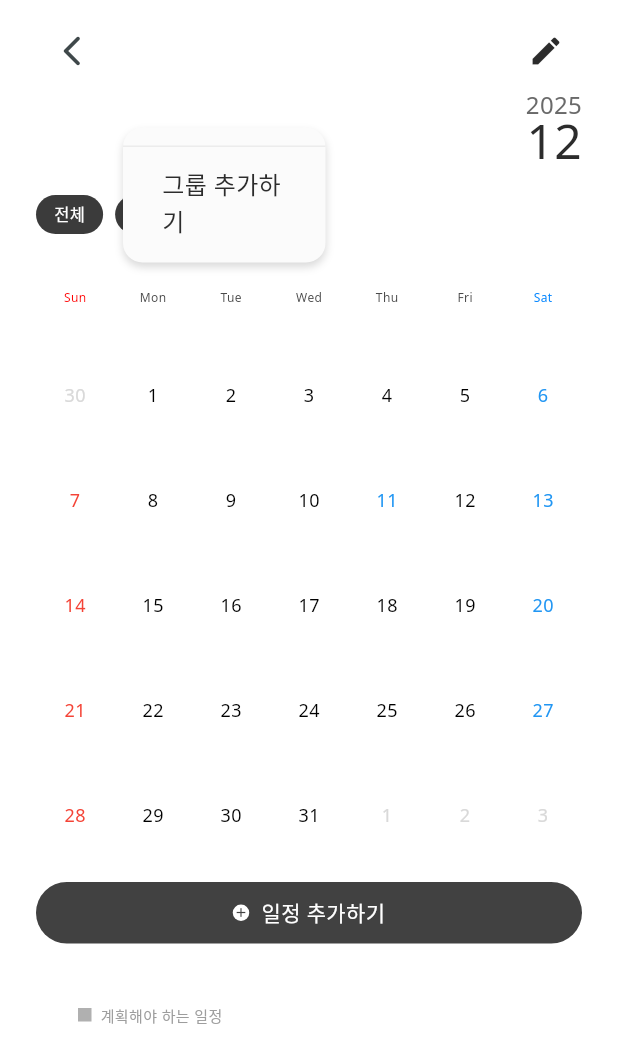
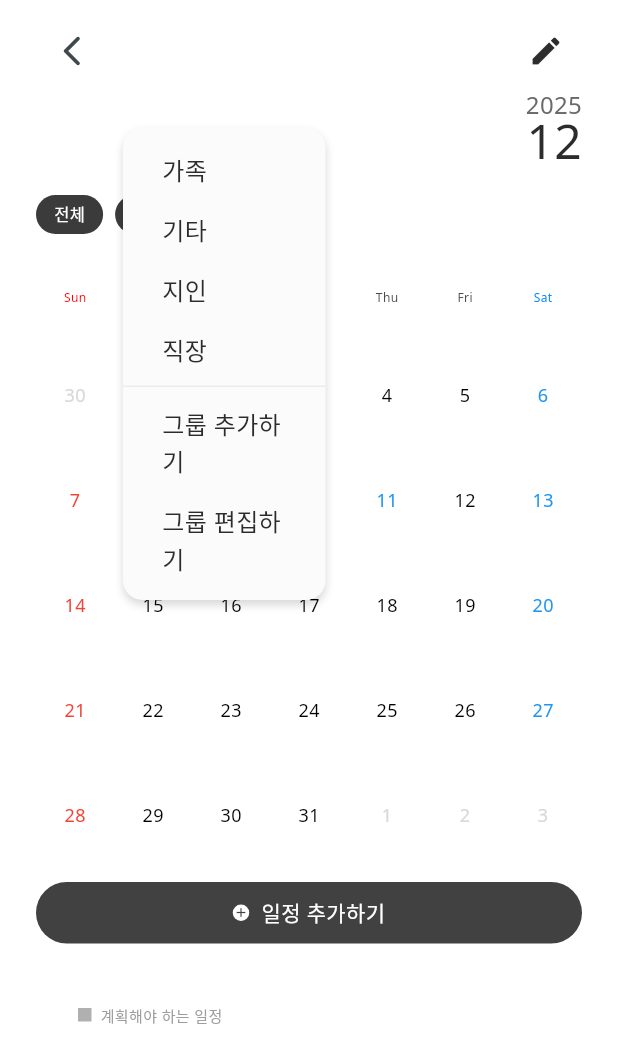
Before and after one commit to uiiuodo/testedn5, a Flutter app: the GroupCalendarScreen screen opened directly, after a tap on the "edit" icon, after a tap on "선택", on a phone screen of 412 x 824 dp. Shown: the top 1063 px of the screen. Run offline on Flutter 3.47's test engine with Material 3 defaults, Android fonts, the phone set to English and light mode, and no system bars; drawn by our look-alikes of table_calendar; our stand-ins replace firebase_core, get, hive, hive_flutter, shared_preferences; missing offline and left inert: lunar; accounts and stored records are empty; Roboto replaces fonts that are missing (Noto Sans).

Commit message:
선택수정3

```diff
--- a/lib/ui/page/calendar/group_calendar_screen.dart
+++ b/lib/ui/page/calendar/group_calendar_screen.dart
@@ -10,6 +10,7 @@ import 'group_calendar_controller.dart';
 import '../../../../data/model/schedule.dart';
 import 'schedule_edit_screen.dart';
 import '../../widgets/common/refreshable_layout.dart';
+import '../../widgets/common/group_management_bottom_sheet.dart';
 
 class GroupCalendarScreen extends StatefulWidget {
   const GroupCalendarScreen({super.key});
@@ -204,6 +205,7 @@ class _GroupCalendarScreenState extends State<GroupCalendarScreen> {
                   child: RefreshableLayout(
                     onRefresh: () async {
                       await controller.fetchSchedules();
+                      await homeController.fetchGroups();
                     },
                     child: SingleChildScrollView(
                       child: Column(
@@ -439,11 +441,12 @@ class _GroupCalendarScreenState extends State<GroupCalendarScreen> {
                                 ),
                               ],
                             ),
-                            child: Column(
+                            child: Obx(
+                              () => Column(
                                 crossAxisAlignment: CrossAxisAlignment.start,
                                 mainAxisSize: MainAxisSize.min,
                                 children: [
-                                ...homeController.usedGroups.map(
+                                  ...homeController.groups.map(
                                     (group) => InkWell(
                                       onTap: () {
                                         controller.selectGroup(group.id);
@@ -496,7 +499,49 @@ class _GroupCalendarScreenState extends State<GroupCalendarScreen> {
                                       ),
                                     ),
                                   ),
+                                  InkWell(
+                                    onTap: () {
+                                      setState(() {
+                                        _isDropdownOpen = false;
+                                      });
+                                      showModalBottomSheet(
+                                        context: context,
+                                        isScrollControlled: true,
+                                        backgroundColor: Colors.transparent,
+                                        builder: (context) => Obx(
+                                          () => GroupManagementBottomSheet(
+                                            groups: homeController.groups
+                                                .toList(),
+                                            onRename: (id, newName) {
+                                              homeController.updateGroup(
+                                                id,
+                                                newName,
+                                              );
+                                            },
+                                            onDelete: (id) {
+                                              homeController.deleteGroup(id);
+                                            },
+                                          ),
+                                        ),
+                                      );
+                                    },
+                                    child: Container(
+                                      width: double.infinity,
+                                      padding: const EdgeInsets.symmetric(
+                                        horizontal: 26,
+                                        vertical: 8,
+                                      ),
+                                      child: Text(
+                                        '그룹 편집하기',
+                                        style: AppTextStyles.body1.copyWith(
+                                          fontWeight: FontWeight.w300,
+                                          color: AppColors.primary,
+                                        ),
+                                      ),
+                                    ),
+                                  ),
                                 ],
+                              ),
                             ),
                           ),
                         ),
```
Lines whose indentation alone changed are shown as unchanged.
